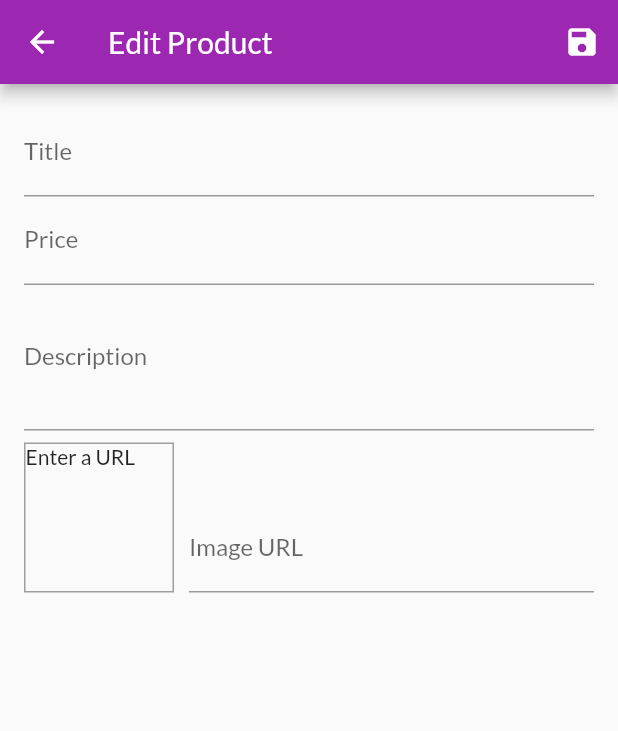
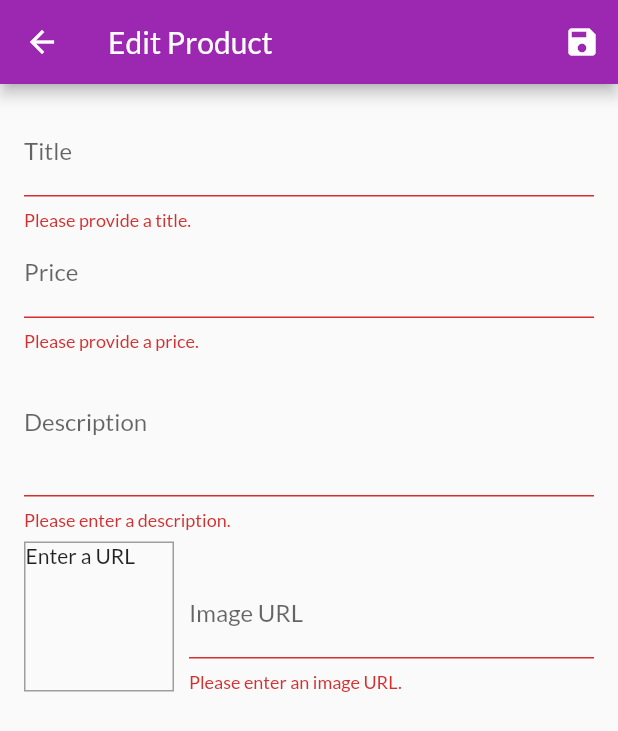
Before and after one commit to NitheeshPrabu/flutter-course, a Flutter app: the EditProductScreen screen opened by its route, after a tap on the "save" icon, on a phone screen of 412 x 824 dp. Shown: the top 731 px of the screen. Run offline on Flutter 3.47's test engine with Material 2 defaults, Android fonts, the phone set to English and light mode, and no system bars; network calls fail.

Commit message:
pre-populate edit

```diff
--- a/shop_app/lib/providers/products_provider.dart
+++ b/shop_app/lib/providers/products_provider.dart
@@ -50,8 +50,15 @@ class ProductsProvider with ChangeNotifier {
     return _items.firstWhere((item) => item.id == id);
   }
 
-  void addProduct() {
-    // _items.add(value);
+  void addProduct(ProductProvider product) {
+    final newProduct = ProductProvider(
+      description: product.description,
+      id: DateTime.now().toString(),
+      imageUrl: product.imageUrl,
+      price: product.price,
+      title: product.title,
+    );
+    _items.add(newProduct);
     notifyListeners();
   }
 }
--- a/shop_app/lib/screens/edit_product_screen.dart
+++ b/shop_app/lib/screens/edit_product_screen.dart
@@ -1,6 +1,8 @@
 import 'package:flutter/material.dart';
+import 'package:provider/provider.dart';
 
 import '../providers/product_provider.dart';
+import '../providers/products_provider.dart';
 
 class EditProductScreen extends StatefulWidget {
   static const routeName = '/edit-product';
@@ -23,11 +25,38 @@ class _EditProductScreenState extends State<EditProductScreen> {
     description: '',
     imageUrl: '',
   );
+  var _initValues = {
+    'title': '',
+    'description': '',
+    'price': '',
+    'imageUrl': ''
+  };
+  var _isInit = true;
 
   @override
   void initState() {
     _imageUrlFocusNode.addListener(_updateImageUrl);
     super.initState();
+  }
+
+  @override
+  void didChangeDependencies() {
+    if (_isInit) {
+      final productId = ModalRoute.of(context).settings.arguments as String;
+      if (productId != null) {
+        _editedProduct = Provider.of<ProductsProvider>(context, listen: false)
+            .findById(productId);
+        _initValues = {
+          'title': _editedProduct.title,
+          'description': _editedProduct.description,
+          'price': _editedProduct.price.toString(),
+          'imageUrl': '',
+        };
+        _imageUrlController.text = _editedProduct.imageUrl;
+      }
+      _isInit = false;
+    }
+    super.didChangeDependencies();
   }
 
   @override
@@ -42,13 +71,29 @@ class _EditProductScreenState extends State<EditProductScreen> {
 
   void _updateImageUrl() {
     if (!_imageUrlFocusNode.hasFocus) {
+      if (_imageUrlController.text.isEmpty) {
+        return;
+      } else if (!(_imageUrlController.text.startsWith('http') ||
+          _imageUrlController.text.startsWith('https'))) {
+        return;
+      } else if (!(_imageUrlController.text.endsWith('.png') ||
+          _imageUrlController.text.endsWith('.jpg') ||
+          _imageUrlController.text.endsWith('.jpeg'))) {
+        return;
+      }
       setState(() {});
     }
   }
 
   void _saveForm() {
+    final isValid = _form.currentState.validate();
+    if (!isValid) {
+      return;
+    }
     _form.currentState.save();
-    print(_editedProduct);
+    Provider.of<ProductsProvider>(context, listen: false)
+        .addProduct(_editedProduct);
+    Navigator.of(context).pop();
   }
 
   @override
@@ -70,10 +115,18 @@ class _EditProductScreenState extends State<EditProductScreen> {
           child: ListView(
             children: <Widget>[
               TextFormField(
-                decoration: InputDecoration(labelText: 'Title'),
+                initialValue: _initValues['title'],
+                decoration: InputDecoration(
+                    labelText: 'Title'), // can configure error styling here
                 textInputAction: TextInputAction.next,
                 onFieldSubmitted: (_) {
                   FocusScope.of(context).requestFocus(_priceFocusNode);
+                },
+                validator: (value) {
+                  if (value.isEmpty) {
+                    return 'Please provide a title.'; // displayed as error
+                  }
+                  return null; // input is valid
                 },
                 onSaved: (value) {
                   _editedProduct = ProductProvider(
@@ -86,12 +139,23 @@ class _EditProductScreenState extends State<EditProductScreen> {
                 },
               ),
               TextFormField(
+                initialValue: _initValues['price'],
                 decoration: InputDecoration(labelText: 'Price'),
                 textInputAction: TextInputAction.next,
                 keyboardType: TextInputType.number,
                 focusNode: _priceFocusNode,
                 onFieldSubmitted: (_) {
                   FocusScope.of(context).requestFocus(_descriptionFocusNode);
+                },
+                validator: (value) {
+                  if (value.isEmpty) {
+                    return 'Please provide a price.';
+                  } else if (double.tryParse(value) == null) {
+                    return 'Please enter a valid number.';
+                  } else if (double.parse(value) <= 0) {
+                    return 'Please enter a number greater than 0.';
+                  }
+                  return null;
                 },
                 onSaved: (value) {
                   _editedProduct = ProductProvider(
@@ -104,10 +168,19 @@ class _EditProductScreenState extends State<EditProductScreen> {
                 },
               ),
               TextFormField(
+                initialValue: _initValues['description'],
                 decoration: InputDecoration(labelText: 'Description'),
                 maxLines: 3,
                 keyboardType: TextInputType.multiline,
                 focusNode: _descriptionFocusNode,
+                validator: (value) {
+                  if (value.isEmpty) {
+                    return 'Please enter a description.';
+                  } else if (value.length < 10) {
+                    return 'Should be atleast 10 characters long.';
+                  }
+                  return null;
+                },
                 onSaved: (value) {
                   _editedProduct = ProductProvider(
                     description: value,
@@ -151,6 +224,19 @@ class _EditProductScreenState extends State<EditProductScreen> {
                       onFieldSubmitted: (_) {
                         _saveForm();
                       },
+                      validator: (value) {
+                        if (value.isEmpty) {
+                          return 'Please enter an image URL.';
+                        } else if (!(value.startsWith('http') ||
+                            value.startsWith('https'))) {
+                          return 'Please enter a valid URL.';
+                        } else if (!(value.endsWith('.png') ||
+                            value.endsWith('.jpg') ||
+                            value.endsWith('.jpeg'))) {
+                          return 'Please enter a valid image URL.';
+                        }
+                        return null;
+                      },
                       onSaved: (value) {
                         _editedProduct = ProductProvider(
                           imageUrl: value,
--- a/shop_app/lib/screens/user_products_screen.dart
+++ b/shop_app/lib/screens/user_products_screen.dart
@@ -34,6 +34,7 @@ class UserProductsScreen extends StatelessWidget {
                     UserProductItem(
                       productsData.items[index].title,
                       productsData.items[index].imageUrl,
+                      productsData.items[index].id,
                     ),
                     Divider(),
                   ],
--- a/shop_app/lib/widgets/user_product_item.dart
+++ b/shop_app/lib/widgets/user_product_item.dart
@@ -1,10 +1,13 @@
 import 'package:flutter/material.dart';
 
+import '../screens/edit_product_screen.dart';
+
 class UserProductItem extends StatelessWidget {
+  final String productId;
   final String title;
   final String imageUrl;
 
-  UserProductItem(this.title, this.imageUrl);
+  UserProductItem(this.title, this.imageUrl, this.productId);
 
   @override
   Widget build(BuildContext context) {
@@ -19,7 +22,10 @@ class UserProductItem extends StatelessWidget {
           children: <Widget>[
             IconButton(
               icon: Icon(Icons.edit),
-              onPressed: () {},
+              onPressed: () {
+                Navigator.of(context).pushNamed(EditProductScreen.routeName,
+                    arguments: productId);
+              },
               color: Theme.of(context).primaryColor,
             ),
             IconButton(
```
